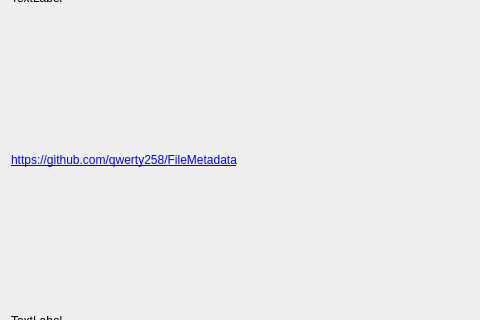
Before: the Qt Designer form dialogabout.ui in qwerty258/filemetadata, drawn with Qt 5; both pictures show x 0 to 480 and y 90 to 410 of the 700 by 500 pixel window.
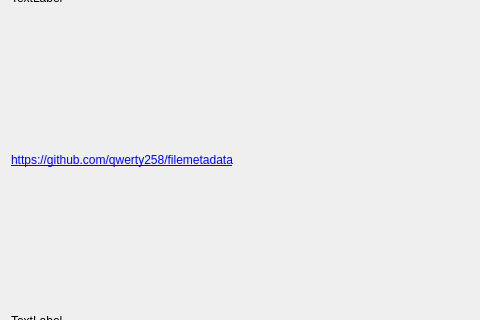
After: the same form once the commit is applied.

Commit message: update URL in about dialog

What changed in the file:
```diff
--- a/dialogabout.ui
+++ b/dialogabout.ui
@@ -32,7 +32,7 @@
    <item row="2" column="0">
     <widget class="QLabel" name="labelProjectSite">
      <property name="text">
-      <string notr="true">&lt;a href=&quot;https://github.com/qwerty258/FileMetadata&quot;&gt;https://github.com/qwerty258/FileMetadata&lt;/a&gt;</string>
+      <string notr="true">&lt;a href=&quot;https://github.com/qwerty258/filemetadata&quot;&gt;https://github.com/qwerty258/filemetadata&lt;/a&gt;</string>
      </property>
      <property name="textFormat">
       <enum>Qt::RichText</enum>
```
